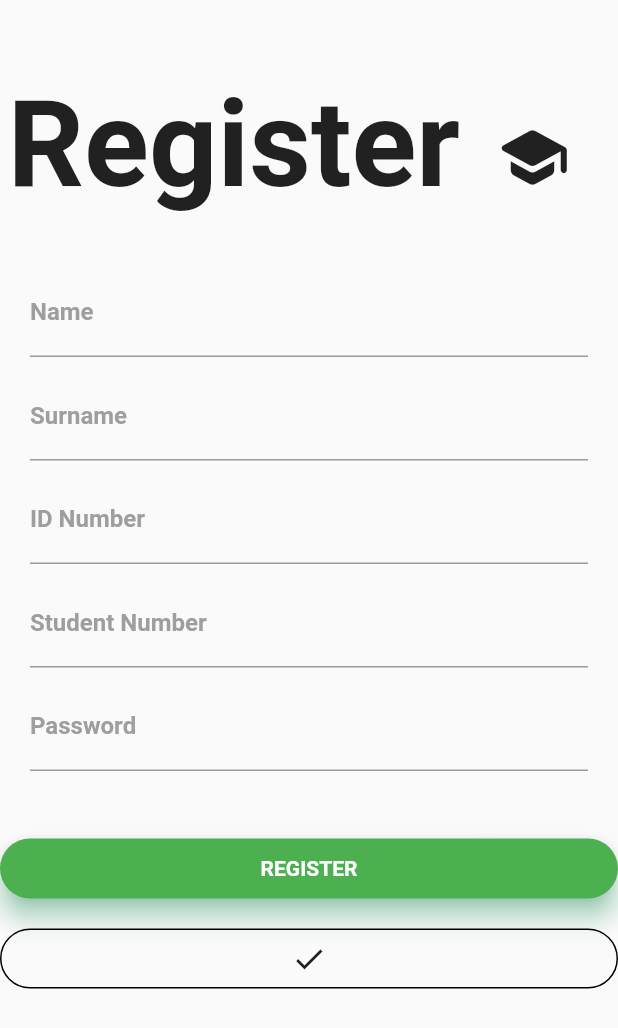
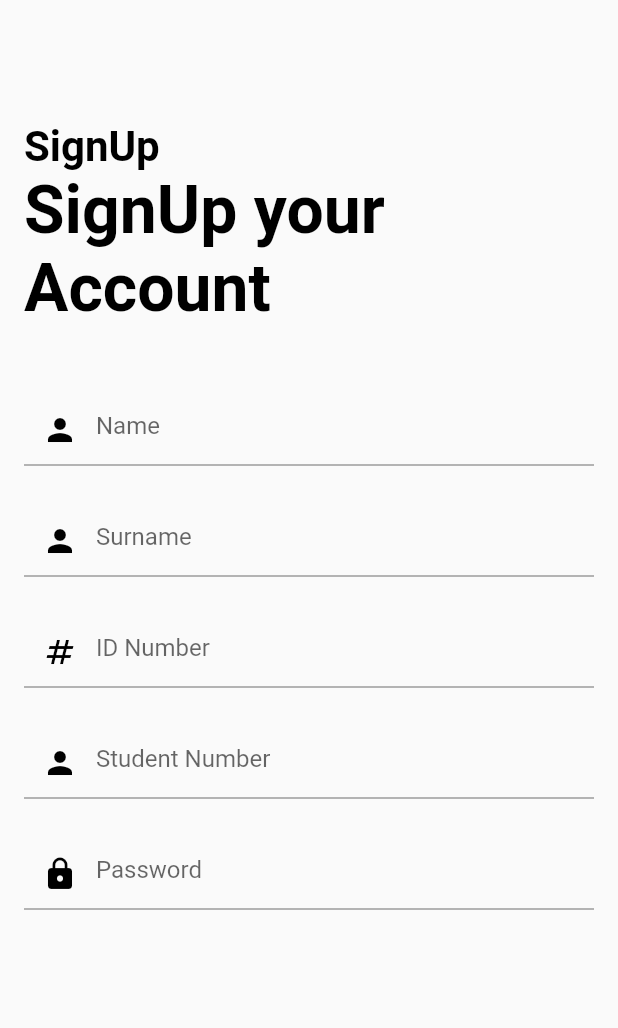
Before and after one commit to CreatorCity/mpho-mokgosi-module-5, a Flutter app: the _MyHomePageState screen opened directly, on a phone screen of 412 x 824 dp. Shown: the top 1028 px of the screen. Run offline on Flutter 3.47's test engine with Material 2 defaults, Android fonts, the light colour scheme and no system bars; our stand-ins replace animated_splash_screen, firebase_auth, firebase_core, flutter_feather_icons, flutter_screenutil, lottie; accounts and stored records are empty; Roboto replaces fonts that are missing (Georgia, Hind, Montserrat).

Commit message:
Update sign_up.dart

```diff
--- a/lib/sign_up.dart
+++ b/lib/sign_up.dart
@@ -1,19 +1,7 @@
+import 'package:firebase_auth/firebase_auth.dart';
+import 'package:firebase_core/firebase_core.dart';
 import 'package:flutter/material.dart';
-
-void main() {
-  runApp(const signup());
-}
-
-class signup extends StatelessWidget {
-  const signup({Key? key}) : super(key: key);
-  @override
-  Widget build(BuildContext context) {
-    return const MaterialApp(
-      debugShowCheckedModeBanner: false,
-      home: _MyHomePageState(),
-    );
-  }
-}
+import 'package:student_wallet/login_page.dart';
 
 class _MyHomePageState extends StatefulWidget {
   const _MyHomePageState({Key? key}) : super(key: key);
@@ -23,151 +11,161 @@ class _MyHomePageState extends StatefulWidget {
 }
 
 class __MyHomePageStateState extends State<_MyHomePageState> {
+  Future<FirebaseApp> _initializeFirebase() async {
+    FirebaseApp firebaseApp = await Firebase.initializeApp();
+    return firebaseApp;
+  }
+
   @override
   Widget build(BuildContext context) {
     return Scaffold(
       resizeToAvoidBottomInset: false,
-      body: Column(
-          crossAxisAlignment: CrossAxisAlignment.start,
-          children: <Widget>[
-            Stack(
-              children: <Widget>[
-                Container(
-                  padding: const EdgeInsets.fromLTRB(5.0, 50.0, 0.0, 0.0),
-                  child: const Text('Register',
-                      style: TextStyle(
-                          fontSize: 80.0, fontWeight: FontWeight.bold)),
-                ),
-                Container(
-                  padding: const EdgeInsets.fromLTRB(330.0, 80.0, 0.0, 0.0),
-                  child: const Icon(
-                    Icons.school_rounded,
-                    size: 50,
-                  ),
-                ),
-              ],
-            ),
-            Container(
-              padding:
-                  const EdgeInsets.only(top: 35.0, left: 20.0, right: 20.0),
-              child: Column(
-                children: const <Widget>[
-                  TextField(
-                    decoration: InputDecoration(
-                        labelText: 'Name',
-                        labelStyle: TextStyle(
-                            fontFamily: 'montserrat',
-                            fontWeight: FontWeight.bold,
-                            color: Colors.grey),
-                        focusedBorder: UnderlineInputBorder(
-                            borderSide: BorderSide(color: Colors.green))),
-                  ),
-                  SizedBox(
-                    height: 10.0,
-                  ),
-                  TextField(
-                    decoration: InputDecoration(
-                        labelText: 'Surname',
-                        labelStyle: TextStyle(
-                            fontFamily: 'montserrat',
-                            fontWeight: FontWeight.bold,
-                            color: Colors.grey),
-                        focusedBorder: UnderlineInputBorder(
-                            borderSide: BorderSide(color: Colors.green))),
-                    obscureText: true,
-                  ),
-                  SizedBox(
-                    height: 10.0,
-                  ),
-                  TextField(
-                    decoration: InputDecoration(
-                        labelText: 'ID Number',
-                        labelStyle: TextStyle(
-                            fontFamily: 'montserrat',
-                            fontWeight: FontWeight.bold,
-                            color: Colors.grey),
-                        focusedBorder: UnderlineInputBorder(
-                            borderSide: BorderSide(color: Colors.green))),
-                    obscureText: true,
-                  ),
-                  SizedBox(
-                    height: 10.0,
-                  ),
-                  TextField(
-                    decoration: InputDecoration(
-                        labelText: 'Student Number',
-                        labelStyle: TextStyle(
-                            fontFamily: 'montserrat',
-                            fontWeight: FontWeight.bold,
-                            color: Colors.grey),
-                        focusedBorder: UnderlineInputBorder(
-                            borderSide: BorderSide(color: Colors.green))),
-                    obscureText: true,
-                  ),
-                  SizedBox(
-                    height: 10.0,
-                  ),
-                  TextField(
-                    decoration: InputDecoration(
-                        labelText: 'Password',
-                        labelStyle: TextStyle(
-                            fontFamily: 'montserrat',
-                            fontWeight: FontWeight.bold,
-                            color: Colors.grey),
-                        focusedBorder: UnderlineInputBorder(
-                            borderSide: BorderSide(color: Colors.green))),
-                    obscureText: true,
-                  ),
-                ],
-              ),
-            ),
-            const SizedBox(height: 5.0),
-            const SizedBox(height: 40.0),
-            Container(
-              height: 40.0,
-              child: Material(
-                borderRadius: BorderRadius.circular(20.0),
-                shadowColor: Colors.greenAccent,
-                color: Colors.green,
-                elevation: 7.0,
-                child: GestureDetector(
-                  onTap: () {},
-                  child: const Center(
-                    child: Text(
-                      'REGISTER',
-                      style: TextStyle(
-                          color: Colors.white,
-                          fontWeight: FontWeight.bold,
-                          fontFamily: 'Montserrat'),
-                    ),
-                  ),
-                ),
-              ),
-            ),
-            const SizedBox(height: 20.0),
-            Container(
-              height: 40.0,
-              color: Colors.transparent,
-              child: Container(
-                decoration: BoxDecoration(
-                    border: Border.all(
-                        color: Colors.black,
-                        style: BorderStyle.solid,
-                        width: 1.0),
-                    color: Colors.transparent,
-                    borderRadius: BorderRadius.circular(20.0)),
-                child: Row(
-                  mainAxisAlignment: MainAxisAlignment.center,
-                  children: const [
-                    Center(
-                      child: Icon(Icons.done),
-                    )
-                  ],
-                ),
-              ),
-            ),
-            const SizedBox(height: 15.0),
-          ]),
+      body: FutureBuilder(
+          future: _initializeFirebase(),
+          builder: (context, snapshot) {
+            if (snapshot.connectionState == ConnectionState.done) {
+              return const Signup();
+            }
+
+            return const Center(
+              child: CircularProgressIndicator(),
+            );
+          }),
     );
   }
 }
+
+class Signup extends StatefulWidget {
+  const Signup({Key? key}) : super(key: key);
+
+  @override
+  State<Signup> createState() => _SignupState();
+}
+
+class _SignupState extends State<Signup> {
+  //login Function
+  static Future<User?> loginUsingEmailPassword(
+      {required String email,
+      required String password,
+      required BuildContext context}) async {
+    FirebaseAuth auth = FirebaseAuth.instance;
+    User? user;
+    try {
+      UserCredential userCredential = await auth.signInWithEmailAndPassword(
+          email: email, password: password);
+      user = userCredential.user;
+    } on FirebaseAuthException catch (e) {
+      if (e.code == "user-not-found") {
+        print("No User found for that email");
+      }
+    }
+    return user;
+  }
+
+  @override
+  Widget build(BuildContext context) {
+    //create the textfield controller
+    TextEditingController _namecontroller = TextEditingController();
+    TextEditingController _surnamecontroller = TextEditingController();
+    TextEditingController _idnumbercontroller = TextEditingController();
+    TextEditingController _studentnumbercontroller = TextEditingController();
+    TextEditingController _passwordcontroller = TextEditingController();
+
+    return Padding(
+      padding: const EdgeInsets.all(16),
+      child: Column(
+        mainAxisAlignment: MainAxisAlignment.center,
+        crossAxisAlignment: CrossAxisAlignment.start,
+        children: [
+          const Text(
+            'SignUp',
+            style: TextStyle(
+                color: Colors.black,
+                fontSize: 28.0,
+                fontWeight: FontWeight.bold),
+          ),
+          const Text("SignUp your Account",
+              style: TextStyle(
+                  color: Colors.black,
+                  fontSize: 44,
+                  fontWeight: FontWeight.bold)),
+          const SizedBox(height: 44),
+          TextField(
+              controller: _namecontroller,
+              keyboardType: TextInputType.name,
+              decoration: const InputDecoration(
+                hintText: "Name",
+                prefixIcon: Icon(
+                  Icons.person,
+                  color: Colors.black,
+                ),
+              )),
+          const SizedBox(height: 26),
+          TextField(
+              controller: _surnamecontroller,
+              keyboardType: TextInputType.name,
+              decoration: const InputDecoration(
+                hintText: "Surname",
+                prefixIcon: Icon(
+                  Icons.person,
+                  color: Colors.black,
+                ),
+              )),
+          const SizedBox(height: 26),
+          TextField(
+              controller: _idnumbercontroller,
+              keyboardType: TextInputType.number,
+              decoration: const InputDecoration(
+                hintText: "ID Number",
+                prefixIcon: Icon(
+                  Icons.numbers,
+                  color: Colors.black,
+                ),
+              )),
+          const SizedBox(height: 26),
+          TextField(
+              controller: _studentnumbercontroller,
+              keyboardType: TextInputType.number,
+              decoration: const InputDecoration(
+                hintText: "Student Number",
+                prefixIcon: Icon(
+                  Icons.person,
+                  color: Colors.black,
+                ),
+              )),
+          const SizedBox(height: 26),
+          TextField(
+              controller: _passwordcontroller,
+              obscureText: true,
+              decoration: const InputDecoration(
+                hintText: "Password",
+                prefixIcon: Icon(
+                  Icons.lock,
+                  color: Colors.black,
+                ),
+              )),
+          const SizedBox(height: 88),
+          Container(
+            width: double.infinity,
+            child: RawMaterialButton(
+                onPressed: () async {
+                  User? user = await loginUsingEmailPassword(
+                      email: _namecontroller.text,
+                      password: _passwordcontroller.text,
+                      context: context);
+                  print(user);
+                  if (user != null) {
+                    Navigator.of(context).pushReplacement(MaterialPageRoute(
+                        builder: (context) => const LoginScreen()));
+                  }
+                },
+                child: const Text(
+                  "Sign Up",
+                  style: TextStyle(color: Colors.white, fontSize: 18),
+                )),
+          )
+        ],
+      ),
+    );
+  }
+}
```
